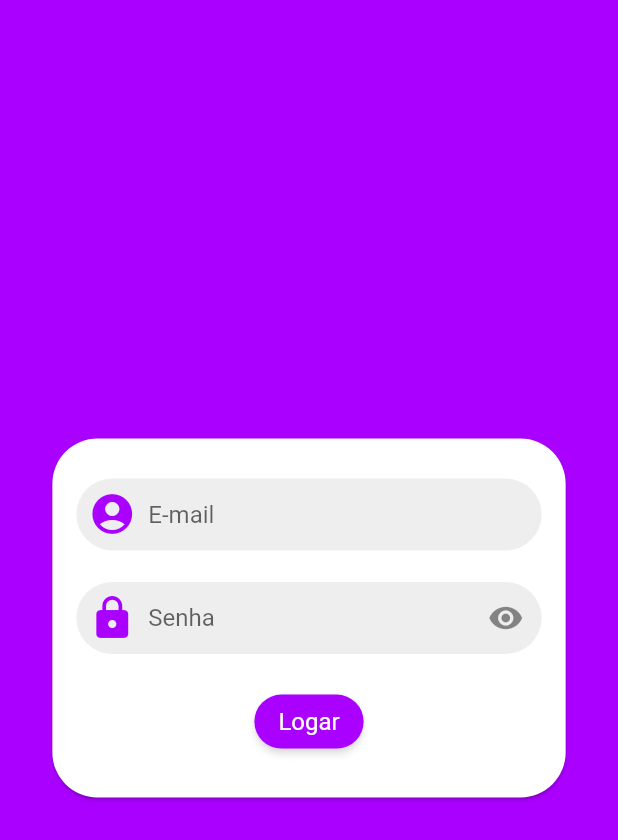
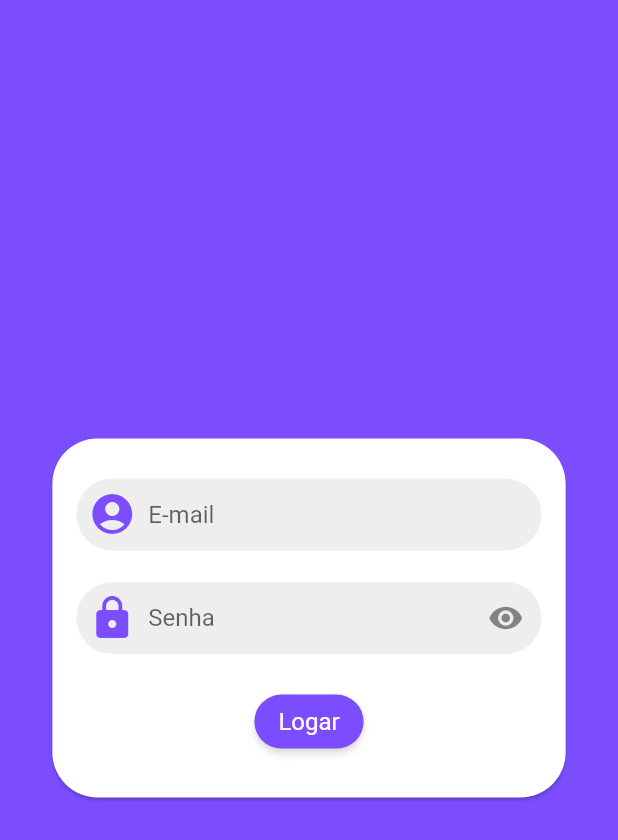
Before and after one commit to montonurb/flutter_apps_new, a Flutter app: the screen it shows after launch, on a phone screen of 412 x 824 dp. Shown: the top 840 px of the screen. Run offline on Flutter 3.47's test engine with Material 2 defaults, Android fonts, the light colour scheme and no system bars; our stand-ins replace flutter_mobx, mobx; generated files the repository leaves out were written again.

Commit message:
alterando cor primária

```diff
--- a/myapp_mobx/lib/main.dart
+++ b/myapp_mobx/lib/main.dart
@@ -24,8 +24,7 @@
       home: LoginPage(),
       theme: ThemeData(
         elevatedButtonTheme: ElevatedButtonThemeData(
-          style:
-              TextButton.styleFrom(backgroundColor: Colors.purpleAccent[700]),
+          style: TextButton.styleFrom(backgroundColor: Colors.deepPurpleAccent),
         ),
       ),
     );
--- a/myapp_mobx/lib/screens/login_page.dart
+++ b/myapp_mobx/lib/screens/login_page.dart
@@ -23,7 +23,7 @@ class _LoginPageState extends State<LoginPage> {
   Widget build(BuildContext context) {
     return SafeArea(
       child: Scaffold(
-        backgroundColor: Colors.purpleAccent[700],
+        backgroundColor: Colors.deepPurpleAccent,
         body: Center(
           child: SizedBox(
             height: MediaQuery.of(context).size.height * 0.3,
@@ -44,7 +44,7 @@ class _LoginPageState extends State<LoginPage> {
                       hint: "E-mail",
                       prefix: Icon(
                         Icons.account_circle,
-                        color: Colors.purpleAccent[700],
+                        color: Colors.deepPurpleAccent,
                         size: 32,
                       ),
                       onChanged: (email) {},
@@ -56,7 +56,7 @@ class _LoginPageState extends State<LoginPage> {
                       hint: "Senha",
                       prefix: Icon(
                         Icons.lock,
-                        color: Colors.purpleAccent[700],
+                        color: Colors.deepPurpleAccent,
                         size: 32,
                       ),
                       suffix: CustomIconButton(
```
